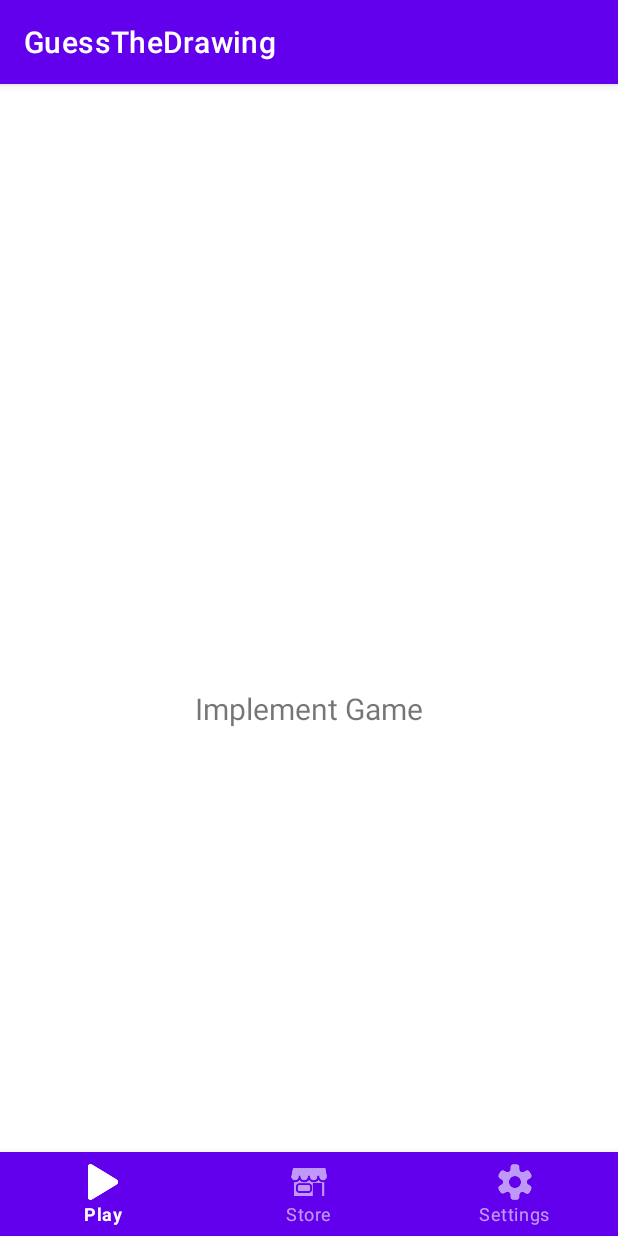
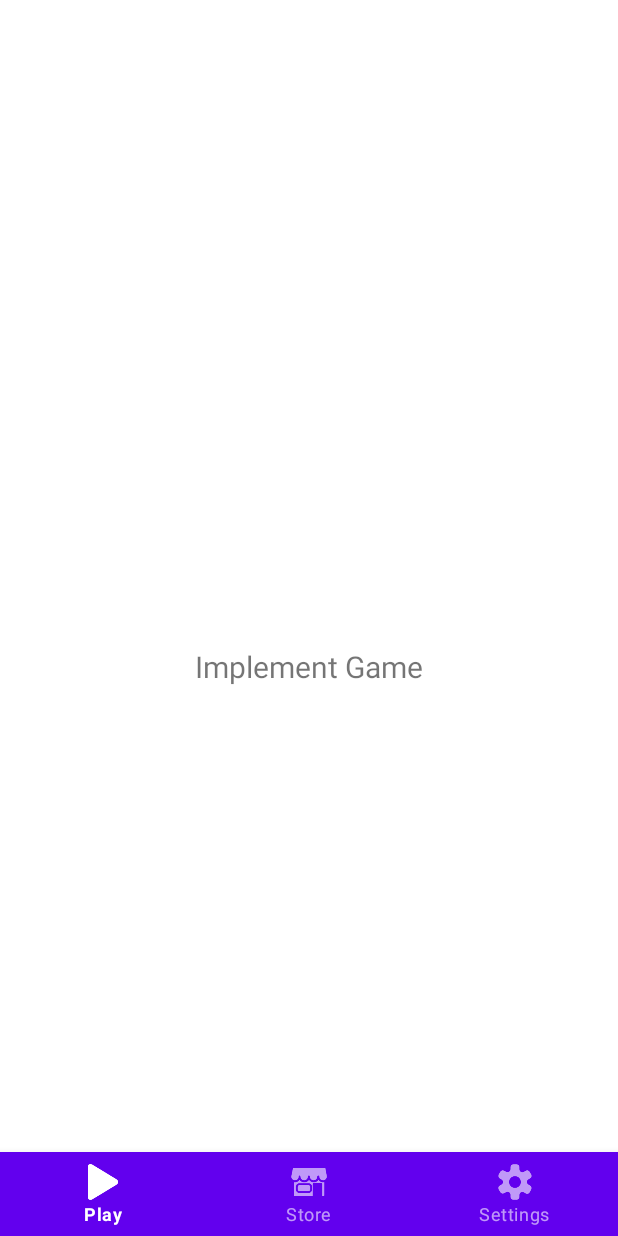
Before and after one commit to GrKnght/SummerPractice-Team13, an Android app: the screen it shows after launch (MainActivity), on a phone screen of 412 x 824 dp. Run offline under Robolectric (Android 15) with nearby library versions, the phone set to English and light mode, and no system bars; our stand-ins replace navigation-ui.

Commit message:
FixColorsAndMore

```diff
--- a/app/src/main/java/summerpractice/team13/guessthedrawing/ui/settings_screen/SettingsFragment.kt
+++ b/app/src/main/java/summerpractice/team13/guessthedrawing/ui/settings_screen/SettingsFragment.kt
@@ -36,12 +36,12 @@ class SettingsFragment : Fragment(), ChangeTimeView {
 
         decreaseFB.setOnClickListener {
             changeTimePresenter.decrementTime()
-            model.text.setValue(changeTimePresenter.counter.toString() + "sec")
+            model.text.setValue(changeTimePresenter.counter.toString() + " sec")
 
         }
         increaseFB.setOnClickListener {
             changeTimePresenter.incrementTime()
-            model.text.setValue(changeTimePresenter.counter.toString() + "sec")
+            model.text.setValue(changeTimePresenter.counter.toString() + " sec")
 
         }
         val nameObserver = Observer<String> { newName ->
--- a/app/src/main/res/values/colors.xml
+++ b/app/src/main/res/values/colors.xml
@@ -7,4 +7,5 @@
     <color name="teal_700">#FF018786</color>
     <color name="black">#FF000000</color>
     <color name="white">#FFFFFFFF</color>
+    <color name="grey">#646464</color>
 </resources>
--- a/app/src/main/res/values/strings.xml
+++ b/app/src/main/res/values/strings.xml
@@ -3,4 +3,8 @@
     <string name="store">Store</string>
     <string name="settings">Settings</string>
     <string name="play">Play</string>
+    <string name="decrementfloatingbutton">decrement</string>
+    <string name="incrementfloatingbutton">increment</string>
+    <string name="_15sec">15 sec</string>
+    <string name="time">TIme</string>
 </resources>
--- a/app/src/main/res/values/themes.xml
+++ b/app/src/main/res/values/themes.xml
@@ -1,6 +1,6 @@
 <resources xmlns:tools="http://schemas.android.com/tools">
     <!-- Base application theme. -->
-    <style name="Theme.GuessTheDrawing" parent="Theme.MaterialComponents.DayNight.DarkActionBar">
+    <style name="Theme.GuessTheDrawing" parent="Theme.MaterialComponents.DayNight.NoActionBar">
         <!-- Primary brand color. -->
         <item name="colorPrimary">@color/purple_500</item>
         <item name="colorPrimaryVariant">@color/purple_700</item>
```
